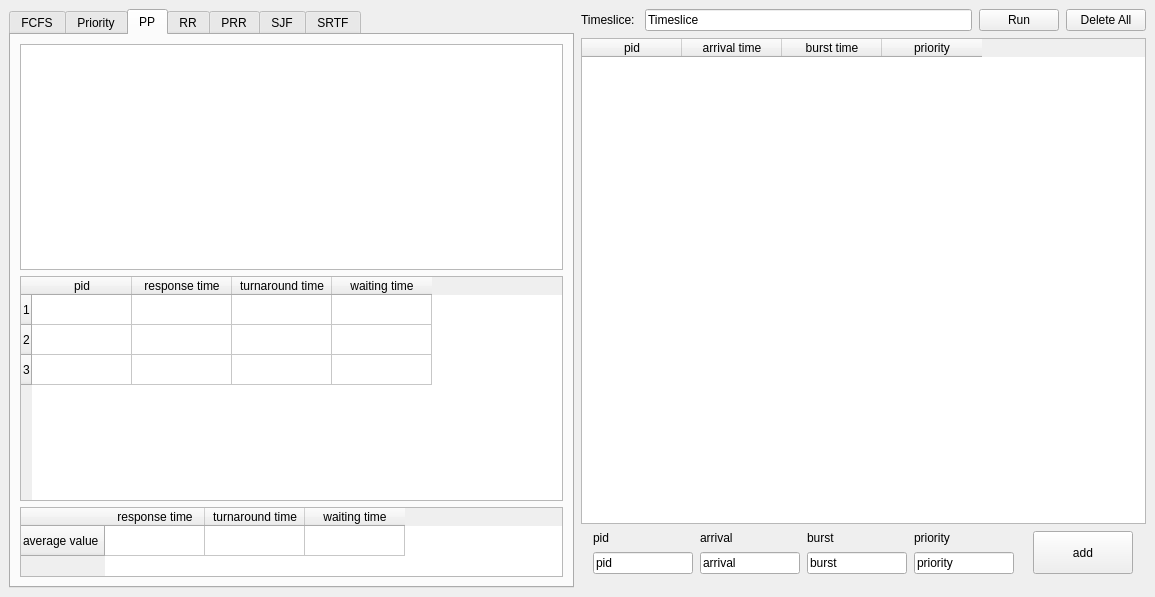
Qt form mainwindow.ui (jseop-lim/cpu-scheduling-simulator-python) before a commit.
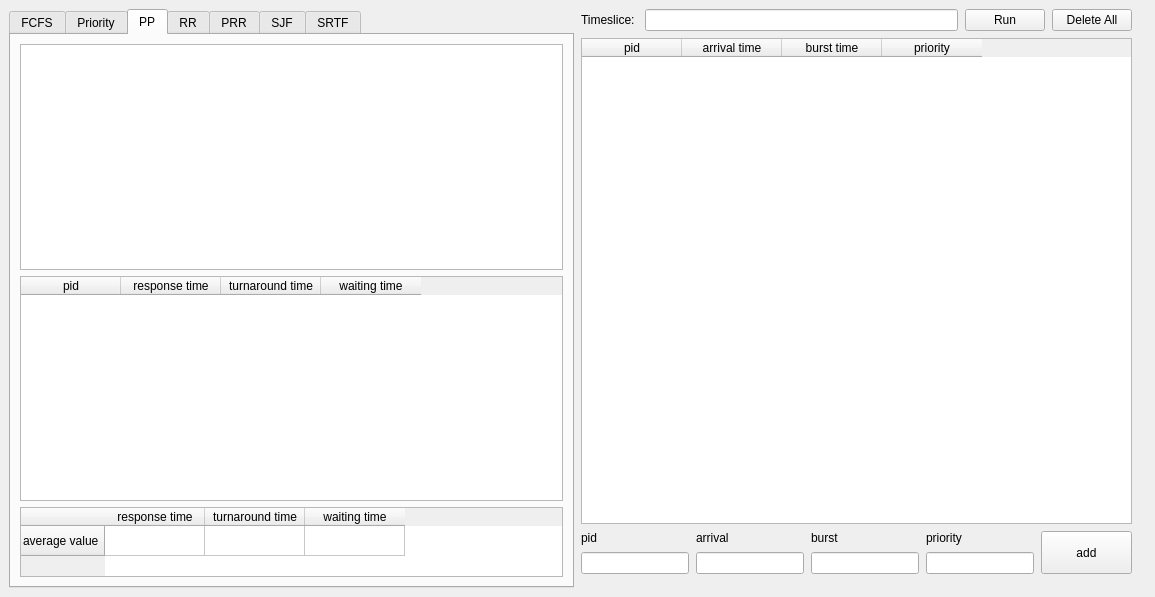
The same form after that commit.

Commit message: Chore: 변수 이름 및 UI 파일 수정

```diff
--- a/mainwindow.ui
+++ b/mainwindow.ui
@@ -210,21 +210,6 @@
         </item>
         <item>
          <widget class="QTableWidget" name="results_pp">
-          <row>
-           <property name="text">
-            <string>1</string>
-           </property>
-          </row>
-          <row>
-           <property name="text">
-            <string>2</string>
-           </property>
-          </row>
-          <row>
-           <property name="text">
-            <string>3</string>
-           </property>
-          </row>
           <column>
            <property name="text">
             <string>pid</string>
@@ -611,6 +596,9 @@
       <property name="sizeConstraint">
        <enum>QLayout::SetMinAndMaxSize</enum>
       </property>
+      <property name="rightMargin">
+       <number>14</number>
+      </property>
       <property name="bottomMargin">
        <number>14</number>
       </property>
@@ -653,7 +641,7 @@
            </size>
           </property>
           <property name="text">
-           <string>Timeslice</string>
+           <string/>
           </property>
          </widget>
         </item>
@@ -768,7 +756,7 @@
               </property>
               <property name="maximumSize">
                <size>
-                <width>100</width>
+                <width>1677215</width>
                 <height>16777215</height>
                </size>
               </property>
@@ -787,7 +775,7 @@
               </property>
               <property name="maximumSize">
                <size>
-                <width>100</width>
+                <width>1677215</width>
                 <height>16777215</height>
                </size>
               </property>
@@ -806,7 +794,7 @@
               </property>
               <property name="maximumSize">
                <size>
-                <width>100</width>
+                <width>1677215</width>
                 <height>16777215</height>
                </size>
               </property>
@@ -825,7 +813,7 @@
               </property>
               <property name="maximumSize">
                <size>
-                <width>100</width>
+                <width>1677215</width>
                 <height>16777215</height>
                </size>
               </property>
@@ -848,12 +836,12 @@
               </property>
               <property name="maximumSize">
                <size>
-                <width>100</width>
+                <width>1677215</width>
                 <height>16777215</height>
                </size>
               </property>
               <property name="text">
-               <string>pid</string>
+               <string/>
               </property>
              </widget>
             </item>
@@ -867,12 +855,12 @@
               </property>
               <property name="maximumSize">
                <size>
-                <width>100</width>
+                <width>1677215</width>
                 <height>16777215</height>
                </size>
               </property>
               <property name="text">
-               <string>arrival</string>
+               <string/>
               </property>
              </widget>
             </item>
@@ -886,12 +874,12 @@
               </property>
               <property name="maximumSize">
                <size>
-                <width>100</width>
+                <width>1677215</width>
                 <height>16777215</height>
                </size>
               </property>
               <property name="text">
-               <string>burst</string>
+               <string/>
               </property>
              </widget>
             </item>
@@ -905,12 +893,12 @@
               </property>
               <property name="maximumSize">
                <size>
-                <width>100</width>
+                <width>1677215</width>
                 <height>16777215</height>
                </size>
               </property>
               <property name="text">
-               <string>priority</string>
+               <string/>
               </property>
              </widget>
             </item>
@@ -931,7 +919,7 @@
           </property>
           <property name="maximumSize">
            <size>
-            <width>100</width>
+            <width>16777215</width>
             <height>16777215</height>
            </size>
           </property>
```
Left out of the diff: 75 changed lines with no effect on the pictures. The commit also changes 3 other files.
